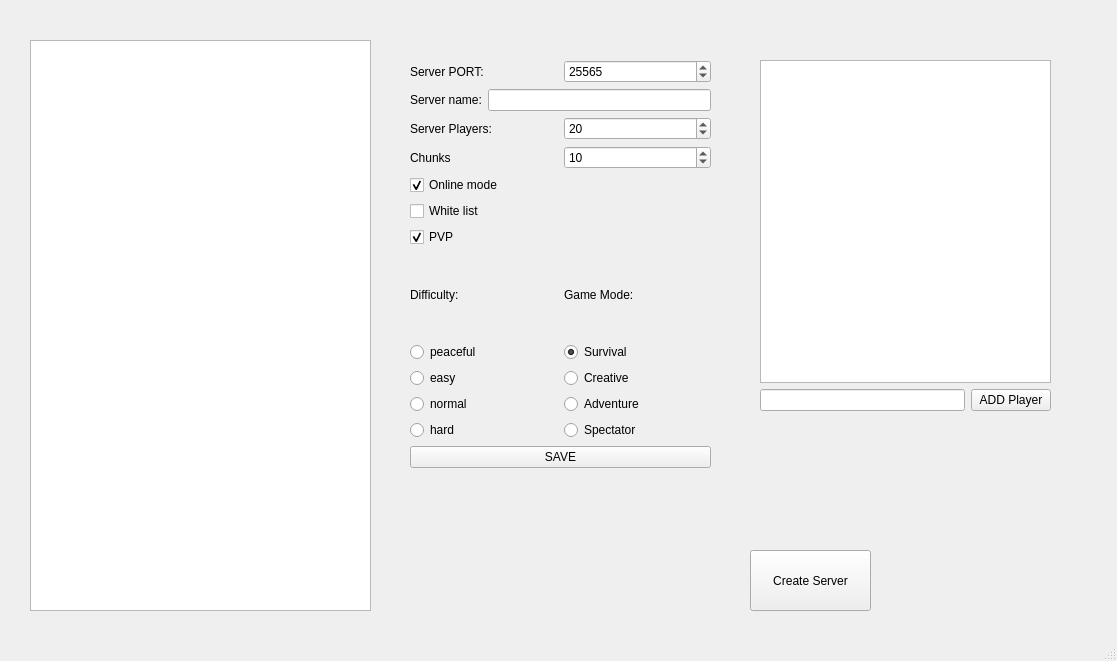
Before: the Qt Designer form ui/mainwindow.ui in MarcRoviraP/Gestor_Minecraft_Server, drawn with Qt 5.
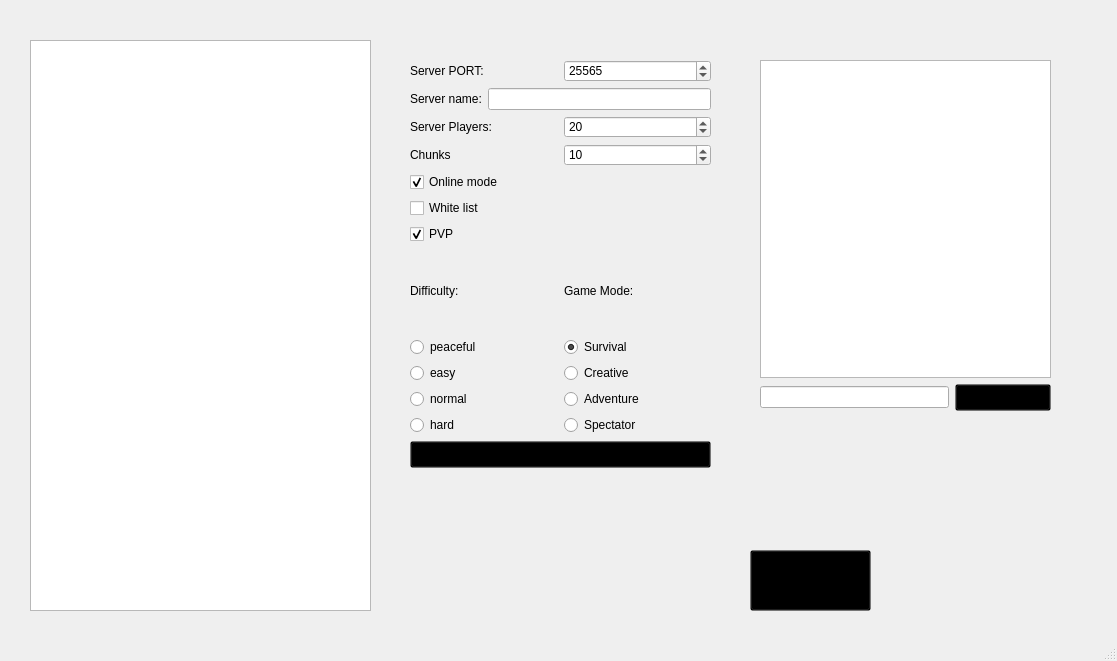
After: the same form once the commit is applied.

Commit message:
Add custom styles to main window and include new icons
- Updated main window UI to include a custom stylesheet for QPushButton, enhancing the visual appearance with a transparent background and bold font.
- Added default avatar icon for user representation in the application.
- Introduced a delete icon for improved user experience when removing items.

Patch:
```diff
--- a/ui/mainwindow.ui
+++ b/ui/mainwindow.ui
@@ -13,6 +13,14 @@
   <property name="windowTitle">
    <string>MainWindow</string>
   </property>
+  <property name="styleSheet">
+   <string notr="true">QPushButton {
+    background: transparent;
+    font-size: 16px;
+    font-weight: bold;
+}
+</string>
+  </property>
   <widget class="QWidget" name="centralwidget">
    <widget class="QListWidget" name="listServers">
     <property name="geometry">
@@ -55,7 +63,7 @@
        <height>361</height>
       </rect>
      </property>
-     <widget class="QWidget" name="">
+     <widget class="QWidget" name="layoutWidget">
       <property name="geometry">
        <rect>
         <x>20</x>
@@ -92,7 +100,7 @@
       </layout>
      </widget>
     </widget>
-    <widget class="QWidget" name="">
+    <widget class="QWidget" name="layoutWidget">
      <property name="geometry">
       <rect>
        <x>20</x>
```
The commit also changes 5 other files.
